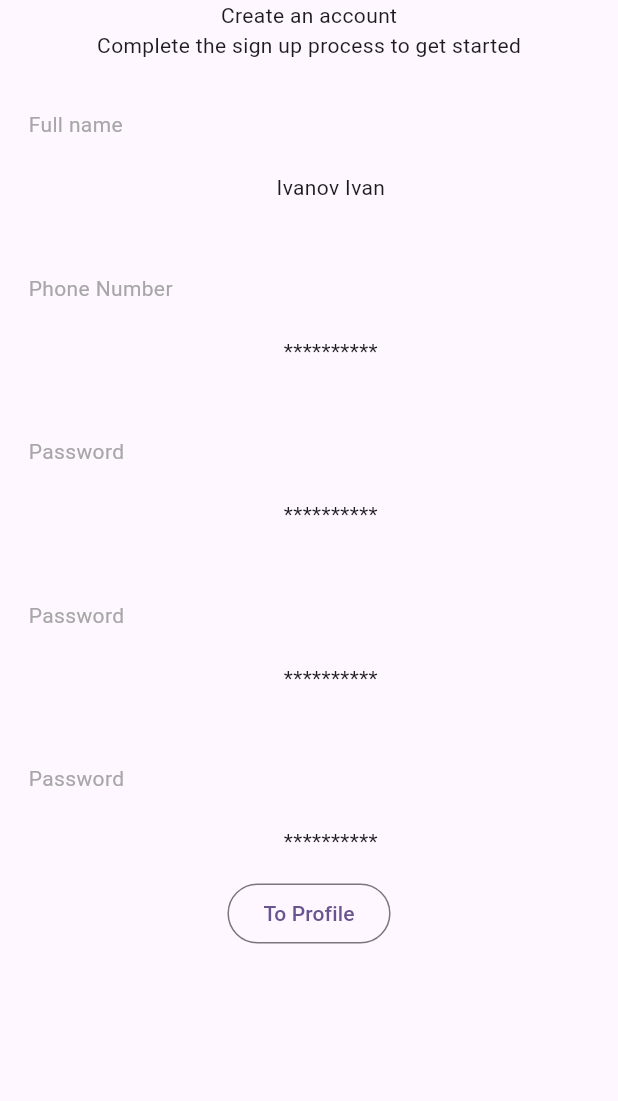
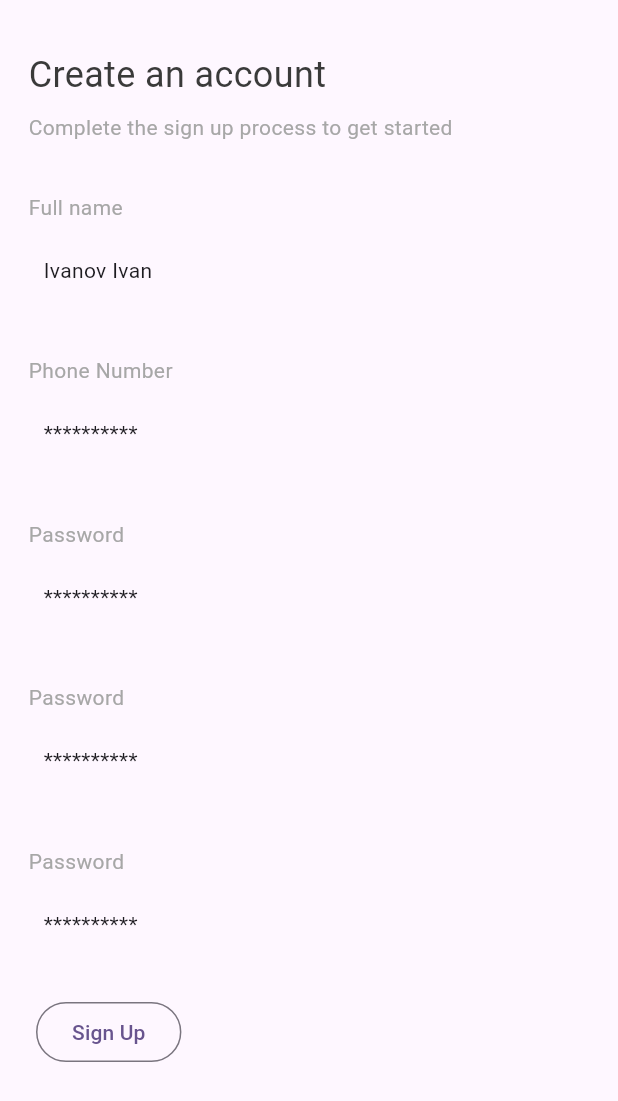
Before and after one commit to xchizhx/exam_project, a Flutter app: the screen it shows after launch, after a tap on an icon or button, on a phone screen of 412 x 824 dp. Shown: the top 1101 px of the screen. Run offline on Flutter 3.47's test engine with Material 3 defaults, Android fonts, the light colour scheme and no system bars.

Commit message:
commit_4

```diff
--- a/lib/login.dart
+++ b/lib/login.dart
@@ -86,6 +86,8 @@ class _MyHomePageState extends State<MyHomePage> {
             Padding(
               padding: EdgeInsets.only(left: 19, top: 8),
               child: Container(
+                decoration: BoxDecoration(border: Border.all(
+                    color: Color.fromARGB(255, 1, 1, 1), width: 1)),
                 child: Padding(
                     padding: EdgeInsets.only(left: 10, top: 14, bottom: 14),
                     child: Text("**********")),
--- a/lib/sing_up.dart
+++ b/lib/sing_up.dart
@@ -1,16 +1,35 @@
+import 'package:exam_project_2/login.dart';
 import 'package:exam_project_2/profile.dart';
 import 'package:flutter/cupertino.dart';
 import 'package:flutter/material.dart';
 
 class Sign_up extends StatelessWidget{
+
+  bool isChecked = false;
   @override
   Widget build(BuildContext context) {
     return Scaffold(
       body: Center(
         child: Column(
+            crossAxisAlignment: CrossAxisAlignment.stretch,
             children: [
-            Text("Create an account"),
-            Text("Complete the sign up process to get started"),
+            const Padding(
+              padding: EdgeInsets.only(top: 33, left: 19),
+              child: Align(
+                alignment: Alignment.centerLeft,
+                child: Text("Create an account",
+                    style: TextStyle(color: Color.fromARGB(255, 58, 58, 58),
+                        fontSize: 24)),
+              ),
+            ),
+            const Padding(
+              padding: EdgeInsets.only(top: 8, left: 19),
+              child: Align(
+                alignment: Alignment.centerLeft,
+                child: Text("Complete the sign up process to get started",
+                    style: TextStyle(color: Color.fromARGB(255, 167, 167, 167))),
+              ),
+            ),
             Padding(
               padding: EdgeInsets.only(left: 19, top: 33),
               child: Align(
@@ -91,14 +110,21 @@ class Sign_up extends StatelessWidget{
                     child: Text("**********")),
               ),
             ),
+            Padding(
+              padding: EdgeInsets.only(top: 24, left: 24, right: 24),
+              child: Row(
+                children: [
                   OutlinedButton(onPressed: (){
                     Navigator.of(context).push(MaterialPageRoute(builder: (context){
                       return Profile();
                     }));
-            }, child: Text("To Profile"))
+                  }, child: Text("Sign Up"))
                 ],
               ),
             ),
+          ]
+        )
+      )
     );
   }
 }
```
Lines whose indentation alone changed are shown as unchanged.
